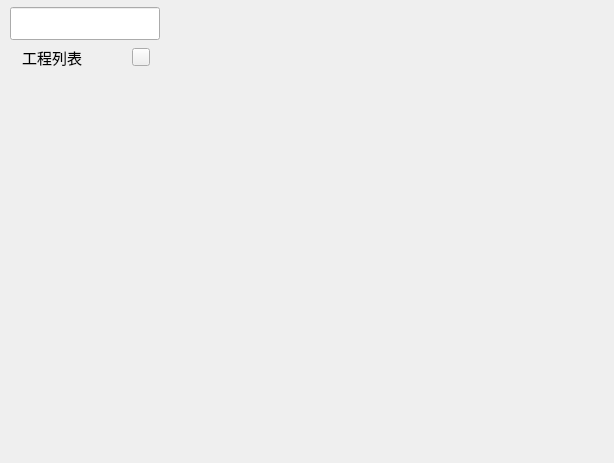
Above: ui/lib_replace.ui from 253027/ToolBox before the change. Below: the same form after it.
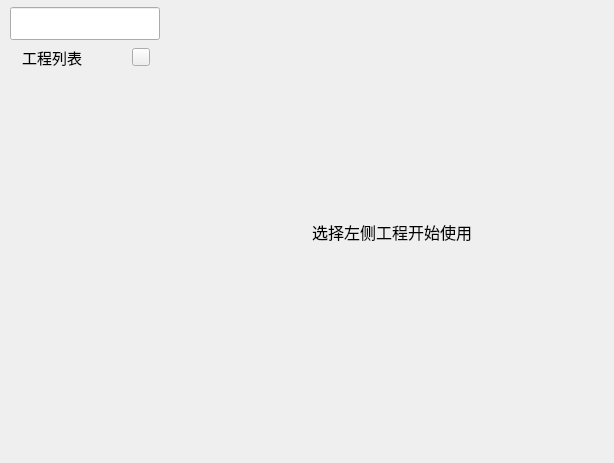
That is the form after the change. Custom widgets are drawn as their Qt base class.

```diff
--- a/ui/lib_replace.ui
+++ b/ui/lib_replace.ui
@@ -283,7 +283,82 @@
     </widget>
    </item>
    <item>
-    <widget class="QWidget" name="MainContentWidget" native="true"/>
+    <widget class="QWidget" name="MainContentWidget" native="true">
+     <layout class="QGridLayout" name="MainContentWidgetLayout">
+      <property name="leftMargin">
+       <number>0</number>
+      </property>
+      <property name="topMargin">
+       <number>0</number>
+      </property>
+      <property name="rightMargin">
+       <number>0</number>
+      </property>
+      <property name="bottomMargin">
+       <number>0</number>
+      </property>
+      <property name="spacing">
+       <number>0</number>
+      </property>
+      <item row="0" column="0">
+       <widget class="QStackedWidget" name="ContentContainer">
+        <widget class="QWidget" name="EmptyPage">
+         <property name="font">
+          <font>
+           <family>Segoe UI</family>
+           <pointsize>11</pointsize>
+          </font>
+         </property>
+         <property name="contextMenuPolicy">
+          <enum>Qt::ContextMenuPolicy::DefaultContextMenu</enum>
+         </property>
+         <property name="layoutDirection">
+          <enum>Qt::LayoutDirection::LeftToRight</enum>
+         </property>
+         <property name="autoFillBackground">
+          <bool>true</bool>
+         </property>
+         <layout class="QVBoxLayout" name="EmptyLayout">
+          <property name="spacing">
+           <number>0</number>
+          </property>
+          <property name="leftMargin">
+           <number>0</number>
+          </property>
+          <property name="topMargin">
+           <number>0</number>
+          </property>
+          <property name="rightMargin">
+           <number>0</number>
+          </property>
+          <property name="bottomMargin">
+           <number>0</number>
+          </property>
+          <item>
+           <widget class="QLabel" name="EmptyLabel">
+            <property name="font">
+             <font>
+              <family>Segoe UI</family>
+              <pointsize>12</pointsize>
+             </font>
+            </property>
+            <property name="text">
+             <string>选择左侧工程开始使用</string>
+            </property>
+            <property name="alignment">
+             <set>Qt::AlignmentFlag::AlignCenter</set>
+            </property>
+            <property name="textInteractionFlags">
+             <set>Qt::TextInteractionFlag::NoTextInteraction</set>
+            </property>
+           </widget>
+          </item>
+         </layout>
+        </widget>
+       </widget>
+      </item>
+     </layout>
+    </widget>
    </item>
   </layout>
  </widget>
```
